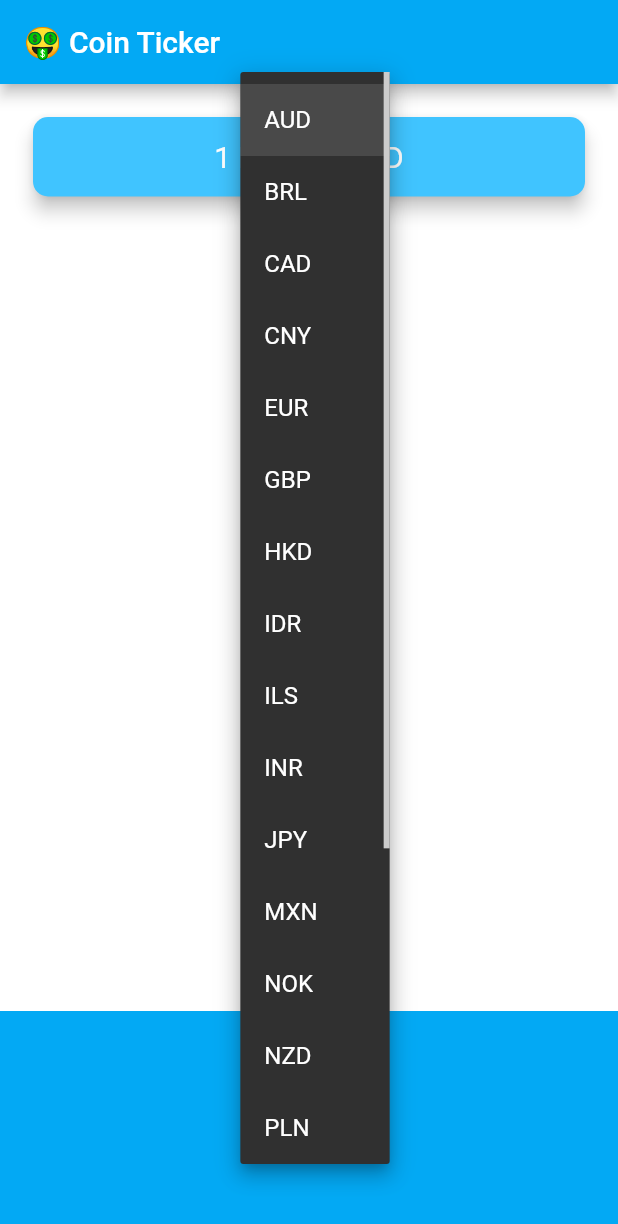
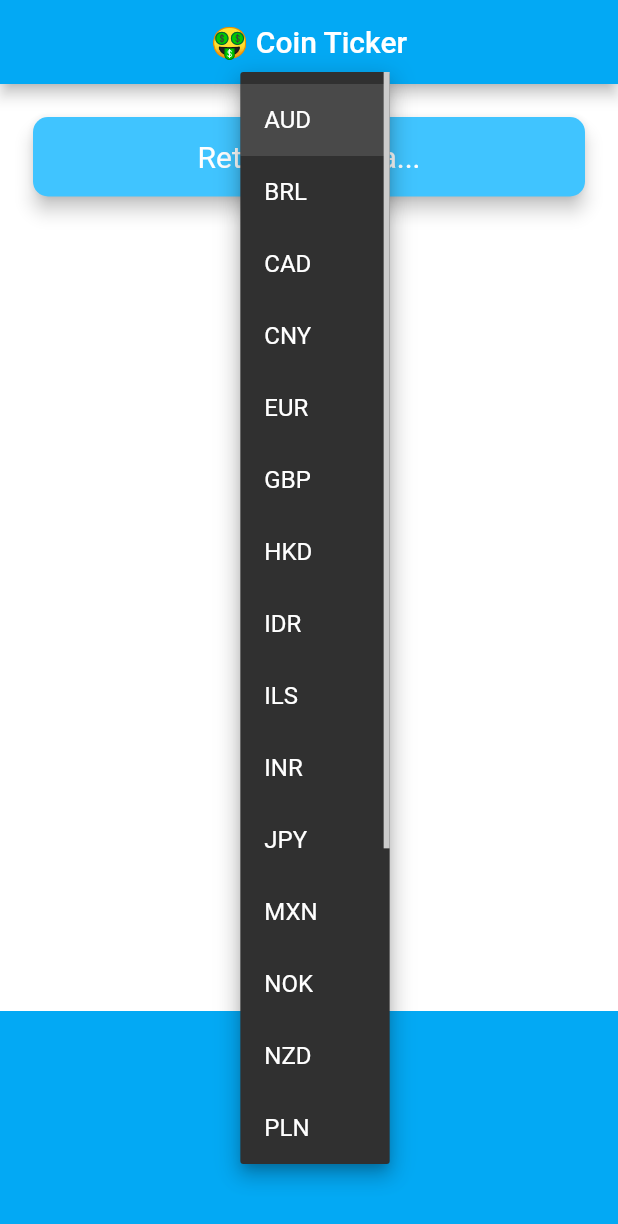
Before and after one commit to ephirae/Bitcoin-Ticker, a Flutter app: the screen it shows after launch, after a tap on "AUD", on a phone screen of 412 x 824 dp. Shown: the top 1224 px of the screen. Run offline on Flutter 3.47's test engine with Material 2 defaults, Android fonts, the phone set to English and light mode, and no system bars; network calls fail.

Commit message:
implemented 'waiting' text for when retrieving data from api

```diff
--- /dev/null
+++ b/lib/bitcoin_data.dart
@@ -0,0 +1,28 @@
+import 'dart:convert';
+import 'package:http/http.dart' as http;
+
+class BitcoinData {
+  BitcoinData();
+
+  String apiURL;
+
+  String getURL(String currency) {
+    apiURL = "https://api.nomics.com/v1/currencies/ticker?key=demo-26240835858194712a4f8cc0dc635c7a&ids=BTC,ETH,XRP&interval=1d,30d&convert=$currency";
+    return apiURL;
+  }
+
+  Future<dynamic> getData(String currency) async {
+//    try {
+      http.Response response = await http.get(getURL(currency));
+
+      String data = response.body;
+
+      return jsonDecode(data);
+
+//    } catch (e) {
+//      print(e);
+//      //throw SocketException;
+//    }
+  }
+
+}
--- a/lib/price_screen.dart
+++ b/lib/price_screen.dart
@@ -2,6 +2,8 @@ import 'package:flutter/material.dart';
 import 'coin_data.dart';
 import 'package:flutter/cupertino.dart';
 import 'dart:io' show Platform;
+import 'bitcoin_data.dart';
+import 'dart:convert';
 
 class PriceScreen extends StatefulWidget {
   @override
@@ -10,6 +12,32 @@ class PriceScreen extends StatefulWidget {
 
 class _PriceScreenState extends State<PriceScreen> {
   String selectedCurrency = currenciesList[0];
+  BitcoinData data = BitcoinData();
+  double currencyAmt;
+  bool dataLoaded = false;
+
+  @override
+  void initState() {
+    super.initState();
+
+    getBitcoinData().then(
+          (val) {
+        setState(() {
+          print(currencyAmt);
+          currencyAmt = double.parse(val).roundToDouble();
+          dataLoaded = true;
+          print(currencyAmt);
+        });
+      },
+    );
+  }
+
+//  void updatedUI(dynamic bitcoinData) {
+//    setState(() {
+//      currencyAmt = double.parse(val).roundToDouble();
+//      dataLoaded = true;
+//    });
+//  }
 
   CupertinoPicker iOSPicker() {
     List<Text> currencyItems = new List<Text>();
@@ -22,7 +50,14 @@ class _PriceScreenState extends State<PriceScreen> {
       backgroundColor: Colors.lightBlue,
       itemExtent: 32,
       onSelectedItemChanged: (selectedCurrency) {
-        print(selectedCurrency);
+        getBitcoinData().then(
+          (val) {
+            currencyAmt = double.parse(val).roundToDouble();
+            setState(() {
+              dataLoaded = true;
+            });
+          },
+        );
       },
       children: currencyItems,
     );
@@ -45,16 +80,33 @@ class _PriceScreenState extends State<PriceScreen> {
       onChanged: (value) {
         setState(() {
           selectedCurrency = value;
+          getBitcoinData().then(
+            (val) {
+              currencyAmt = double.parse(val).roundToDouble();
+              setState(() {
+                dataLoaded = true;
+              });
+            },
+          );
         });
       },
     );
   }
 
+  Future<String> getBitcoinData() async {
+    setState(() {
+      dataLoaded = false;
+    });
+    var bitcoinData = await data.getData(selectedCurrency) ?? 0.0;
+    return bitcoinData[0]["price"];
+  }
+
   @override
   Widget build(BuildContext context) {
+
     return Scaffold(
       appBar: AppBar(
-        title: Text('🤑 Coin Ticker'),
+        title: Center(child: Text('🤑 Coin Ticker')),
       ),
       body: Column(
         mainAxisAlignment: MainAxisAlignment.spaceBetween,
@@ -70,8 +122,17 @@ class _PriceScreenState extends State<PriceScreen> {
               ),
               child: Padding(
                 padding: EdgeInsets.symmetric(vertical: 15.0, horizontal: 28.0),
-                child: Text(
-                  '1 BTC = ? USD',
+                child: dataLoaded
+                    ? Text(
+                        '1 BTC = $currencyAmt $selectedCurrency',
+                        textAlign: TextAlign.center,
+                        style: TextStyle(
+                          fontSize: 20.0,
+                          color: Colors.white,
+                        ),
+                      )
+                    : Text(
+                        'Retrieving data...',
                         textAlign: TextAlign.center,
                         style: TextStyle(
                           fontSize: 20.0,
--- a/pubspec.yaml
+++ b/pubspec.yaml
@@ -10,6 +10,7 @@ dependencies:
     sdk: flutter
 
   cupertino_icons: ^0.1.2
+  http: ^0.12.1
 
 dev_dependencies:
   flutter_test:
```
Also changed, not shown: pubspec.lock. Lines whose indentation alone changed are shown as unchanged.
